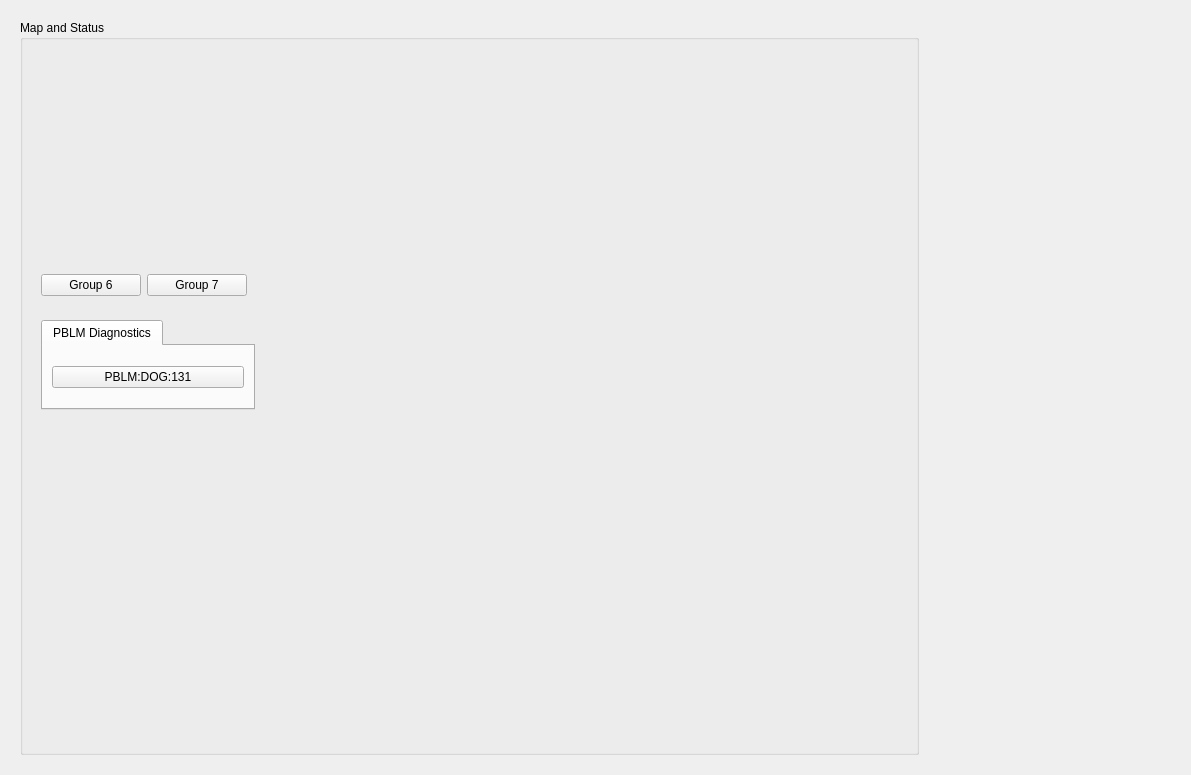
Before: the Qt Designer form dog_main.ui in ad-build-test/pydm-mps, drawn with Qt 5.
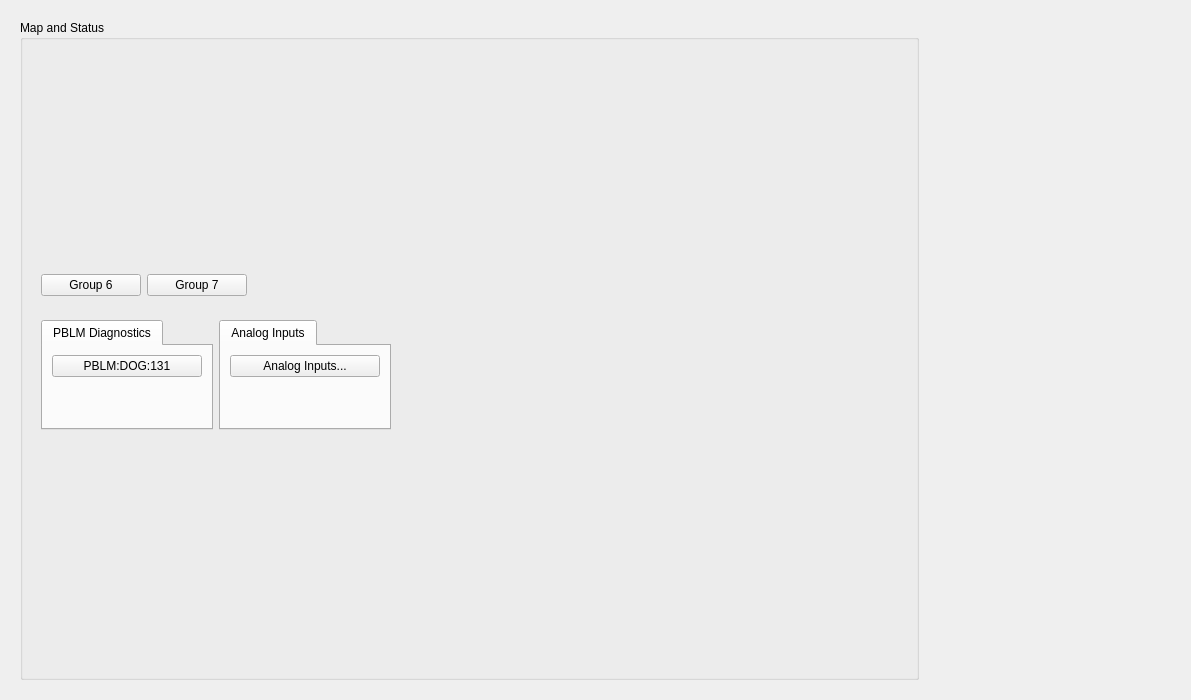
After: the same form once the commit is applied. Custom widgets are drawn as their Qt base class.

Commit message: add analog buttons

```diff
--- a/dog_main.ui
+++ b/dog_main.ui
@@ -7,7 +7,7 @@
     <x>0</x>
     <y>0</y>
     <width>1191</width>
-    <height>775</height>
+    <height>700</height>
    </rect>
   </property>
   <property name="windowTitle">
@@ -51,32 +51,6 @@
             <enum>QFrame::Raised</enum>
            </property>
            <layout class="QGridLayout" name="gridLayout_2">
-            <item row="0" column="3">
-             <spacer name="horizontalSpacer_3">
-              <property name="orientation">
-               <enum>Qt::Horizontal</enum>
-              </property>
-              <property name="sizeHint" stdset="0">
-               <size>
-                <width>40</width>
-                <height>20</height>
-               </size>
-              </property>
-             </spacer>
-            </item>
-            <item row="0" column="2">
-             <spacer name="horizontalSpacer_4">
-              <property name="orientation">
-               <enum>Qt::Horizontal</enum>
-              </property>
-              <property name="sizeHint" stdset="0">
-               <size>
-                <width>40</width>
-                <height>20</height>
-               </size>
-              </property>
-             </spacer>
-            </item>
             <item row="0" column="0">
              <widget class="QTabWidget" name="tabWidget">
               <property name="currentIndex">
@@ -122,11 +96,24 @@
                   </property>
                  </widget>
                 </item>
+                <item row="1" column="0">
+                 <spacer name="verticalSpacer_6">
+                  <property name="orientation">
+                   <enum>Qt::Vertical</enum>
+                  </property>
+                  <property name="sizeHint" stdset="0">
+                   <size>
+                    <width>20</width>
+                    <height>40</height>
+                   </size>
+                  </property>
+                 </spacer>
+                </item>
                </layout>
               </widget>
              </widget>
             </item>
-            <item row="0" column="1">
+            <item row="0" column="2">
              <spacer name="horizontalSpacer_5">
               <property name="orientation">
                <enum>Qt::Horizontal</enum>
@@ -139,6 +126,97 @@
               </property>
              </spacer>
             </item>
+            <item row="0" column="4">
+             <spacer name="horizontalSpacer_3">
+              <property name="orientation">
+               <enum>Qt::Horizontal</enum>
+              </property>
+              <property name="sizeHint" stdset="0">
+               <size>
+                <width>40</width>
+                <height>20</height>
+               </size>
+              </property>
+             </spacer>
+            </item>
+            <item row="0" column="3">
+             <spacer name="horizontalSpacer_4">
+              <property name="orientation">
+               <enum>Qt::Horizontal</enum>
+              </property>
+              <property name="sizeHint" stdset="0">
+               <size>
+                <width>40</width>
+                <height>20</height>
+               </size>
+              </property>
+             </spacer>
+            </item>
+            <item row="0" column="1">
+             <widget class="QTabWidget" name="tabWidget_2">
+              <property name="maximumSize">
+               <size>
+                <width>175</width>
+                <height>16777215</height>
+               </size>
+              </property>
+              <property name="currentIndex">
+               <number>0</number>
+              </property>
+              <widget class="QWidget" name="tab_4">
+               <attribute name="title">
+                <string>Analog Inputs</string>
+               </attribute>
+               <layout class="QGridLayout" name="gridLayout_8">
+                <item row="0" column="0">
+                 <widget class="PyDMRelatedDisplayButton" name="PyDMRelatedDisplayButton">
+                  <property name="minimumSize">
+                   <size>
+                    <width>150</width>
+                    <height>20</height>
+                   </size>
+                  </property>
+                  <property name="toolTip">
+                   <string/>
+                  </property>
+                  <property name="text">
+                   <string>Analog Inputs...</string>
+                  </property>
+                  <property name="filenames" stdset="0">
+                   <stringlist>
+                    <string>mps_threshold_area.ui</string>
+                   </stringlist>
+                  </property>
+                  <property name="showIcon" stdset="0">
+                   <bool>false</bool>
+                  </property>
+                  <property name="macros" stdset="0">
+                   <stringlist>
+                    <string>{&quot;AREA&quot;:&quot;DOG&quot;}</string>
+                   </stringlist>
+                  </property>
+                  <property name="openInNewWindow" stdset="0">
+                   <bool>true</bool>
+                  </property>
+                 </widget>
+                </item>
+                <item row="1" column="0">
+                 <spacer name="verticalSpacer_5">
+                  <property name="orientation">
+                   <enum>Qt::Vertical</enum>
+                  </property>
+                  <property name="sizeHint" stdset="0">
+                   <size>
+                    <width>20</width>
+                    <height>40</height>
+                   </size>
+                  </property>
+                 </spacer>
+                </item>
+               </layout>
+              </widget>
+             </widget>
+            </item>
            </layout>
           </widget>
          </item>
@@ -344,27 +422,27 @@
   </layout>
  </widget>
  <customwidgets>
-  <customwidget>
-   <class>PyDMRelatedDisplayButton</class>
-   <extends>QPushButton</extends>
-   <header>pydm.widgets.related_display_button</header>
-  </customwidget>
-  <customwidget>
-   <class>PyDMEmbeddedDisplay</class>
-   <extends>QFrame</extends>
-   <header>pydm.widgets.embedded_display</header>
-  </customwidget>
-  <customwidget>
-   <class>PyDMDrawingImage</class>
-   <extends>QWidget</extends>
-   <header>pydm.widgets.drawing</header>
-  </customwidget>
   <customwidget>
    <class>PyDMEDMDisplayButton</class>
    <extends>PyDMRelatedDisplayButton</extends>
    <header>edmbutton.edm_button</header>
    <container>1</container>
   </customwidget>
+  <customwidget>
+   <class>PyDMDrawingImage</class>
+   <extends>QWidget</extends>
+   <header>pydm.widgets.drawing</header>
+  </customwidget>
+  <customwidget>
+   <class>PyDMEmbeddedDisplay</class>
+   <extends>QFrame</extends>
+   <header>pydm.widgets.embedded_display</header>
+  </customwidget>
+  <customwidget>
+   <class>PyDMRelatedDisplayButton</class>
+   <extends>QPushButton</extends>
+   <header>pydm.widgets.related_display_button</header>
+  </customwidget>
  </customwidgets>
  <resources/>
  <connections/>
```
The commit also changes 2 other files.
